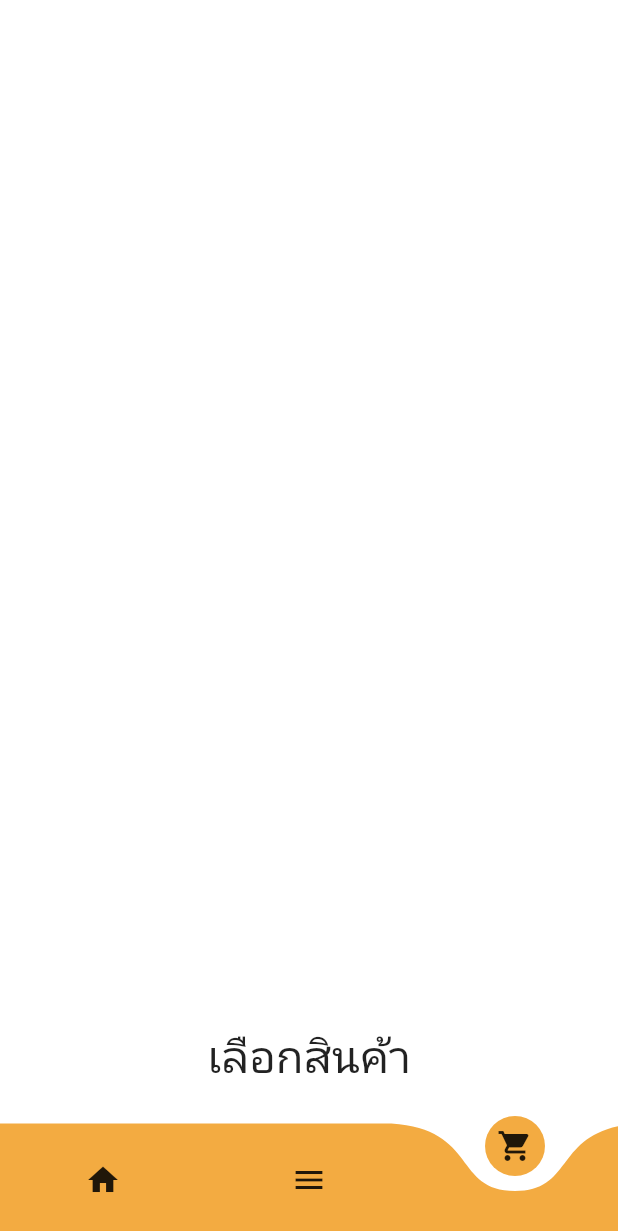
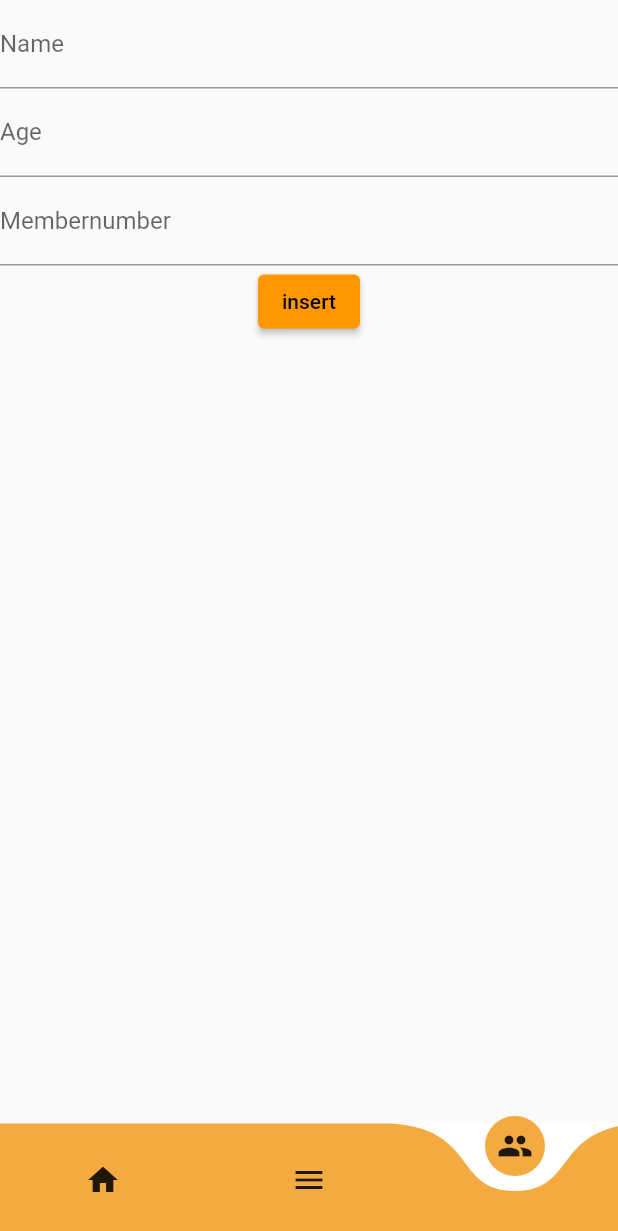
Before and after one commit to KingErrorcode/friend-king, a Flutter app: the screen it shows after launch, item 3 of the bottom bar chosen, on a phone screen of 412 x 824 dp. Shown: the top 1231 px of the screen. Run offline on Flutter 3.47's test engine with Material 2 defaults, Android fonts, the phone set to English and light mode, and no system bars; drawn by our look-alikes of curved_navigation_bar; our stand-ins replace firebase_core, firebase_database, flutter_spinkit; missing offline and left inert: dart:html; accounts and stored records are empty.

Commit message:
first commit

```diff
--- a/lib/Bottom.dart
+++ b/lib/Bottom.dart
@@ -19,9 +19,9 @@ class _BottomTapBarState extends State<BottomTapBar> {
   final screen = [
     HomePage(),
     MenuScreen(),
-    MemberPage()
-    //DatabasePage(),
-
+    //MemberPage()
+    DatabasePage(),
+    //อาจารย์ลองเปลี่ยนเป็น DatabasePage แล้วปิดMemberPage ดูครับผมรันในโทรศัพท์ไม่ได้ครับ T_T
 
   ];
 @override
@@ -41,33 +41,9 @@ Widget build(BuildContext context){
       items: [
         Icon(Icons.home),
         Icon(Icons.menu),
-        Icon(Icons.shopping_cart),
+        Icon(Icons.group),
       ],
     ),
-    // body: screen[_index],
-    // bottomNavigationBar: BottomNavigationBar(
-    //     currentIndex: _index,
-    //     onTap: (value){
-    //       setState(() {
-    //         _index = value;
-    //       });
-    //     },
-    //       backgroundColor: Color.fromARGB(255, 240, 170, 65),
-    //       items:[
-    //       BottomNavigationBarItem(
-    //         icon: Icon(Icons.home),
-    //         label: 'Home',
-    //       ),
-    //       BottomNavigationBarItem(
-    //         icon: Icon(Icons.menu),
-    //         label: 'Menu',
-    //       ),
-    //       BottomNavigationBarItem(
-    //         icon: Icon(Icons.group),
-    //         label: 'รายชื่อลูกค้า',
-    //       ),
-    //     ],
-    //   ),
   );
 }
 }
--- a/lib/database.dart
+++ b/lib/database.dart
@@ -3,9 +3,10 @@ import 'package:firebase_database/firebase_database.dart';
 import 'package:flutter/material.dart';
 import 'main.dart';
 
+
 void main() async{
-  WidgetsFlutterBinding.ensureInitialized();
-  await Firebase.initializeApp();
+   WidgetsFlutterBinding.ensureInitialized();
+   await Firebase.initializeApp();
   runApp(MyApp());
 }
 
@@ -27,41 +28,57 @@ class _DatabasePageState extends State<DatabasePage> {
       theme: ThemeData(
         primarySwatch: Colors.orange,
       ),
-      //home: const MyHomePage(),
+      home: const MyHomePage(),
     );
   }
 }
 
-// class MyHomePage extends StatefulWidget {
-//   const MyHomePage({super.key});
+class MyHomePage extends StatefulWidget {
+  const MyHomePage({super.key});
 
-//   @override
-//   State<MyHomePage> createState() => _MyHomePageState();
-// }
+  @override
+  State<MyHomePage> createState() => _MyHomePageState();
+}
 
-// class _MyHomePageState extends State<MyHomePage> {
-//   final nameController = TextEditingController();
-//   late DatabaseReference dbRef;
-//   @override
-//   void initState(){
-//     super.initState();
-//     dbRef = FirebaseDatabase.instance.ref().child('Users');
-//   }
-//   @override
-//   Widget build(BuildContext context) {
-//     return Scaffold(
-//       body: SafeArea(
-//         child: Column(
-//           children: [
-//             TextField(
-//               controller: nameController,
-//               decoration: InputDecoration(label: Text("Name")),
-//               ),
-//               ElevatedButton(onPressed: (){
-//                 dbRef.push().set(nameController.text);
-//               }, child: Text("insert"))
-//             ],
-//           )),
-//     );
-//   }
-// }
+class _MyHomePageState extends State<MyHomePage> {
+  final nameController = TextEditingController();
+  final ageController = TextEditingController();
+  final memberController = TextEditingController();
+  late DatabaseReference dbRef;
+  @override
+  void initState(){
+    super.initState();
+    dbRef = FirebaseDatabase.instance.ref().child('Member');
+  }
+  @override
+  Widget build(BuildContext context) {
+    return Scaffold(
+      body: SafeArea(
+        child: Column(
+          children: [
+            TextField(
+              controller: nameController,
+              decoration: InputDecoration(label: Text("Name")),
+              ),
+                TextField(
+              controller: nameController,
+              decoration: InputDecoration(label: Text("Age")),
+              ),
+               TextField(
+              controller: nameController,
+              decoration: InputDecoration(label: Text("Membernumber")),
+              ),
+              ElevatedButton(onPressed: (){
+                Map<String,String> user = {
+                  'name': nameController.text,
+                  'age': ageController.text,
+                  'Membernumber': memberController.text,
+
+                };
+                dbRef.push().set(nameController.text);
+              }, child: Text("insert"))
+            ],
+          )),
+    );
+  }
+}
--- /dev/null
+++ b/lib/datamodelmem.dart
@@ -0,0 +1,15 @@
+import 'package:flutter/material.dart';
+import 'Menupage.dart';
+import 'main.dart';
+
+class Memmodel {
+  String name;
+  double age;
+  double Membernumber;
+
+  Memmodel({
+    required this.name,
+    required this.age,
+    required this.Membernumber,
+  });
+}
--- a/lib/main.dart
+++ b/lib/main.dart
@@ -7,6 +7,7 @@ import 'package:flutter_application_1/Bottom.dart';
 import 'package:flutter_spinkit/flutter_spinkit.dart';
 import 'Menupage.dart';
 import 'package:flutter_application_1/main.dart';
+import 'dart:html';
 
 
 void main()  {
```
Also changed, not shown: lib/Menupage.dart (+9 -0 lines), lib/displaypage.dart (added, +14 -0 lines), lib/Homepage.dart (line endings or trailing spaces).
